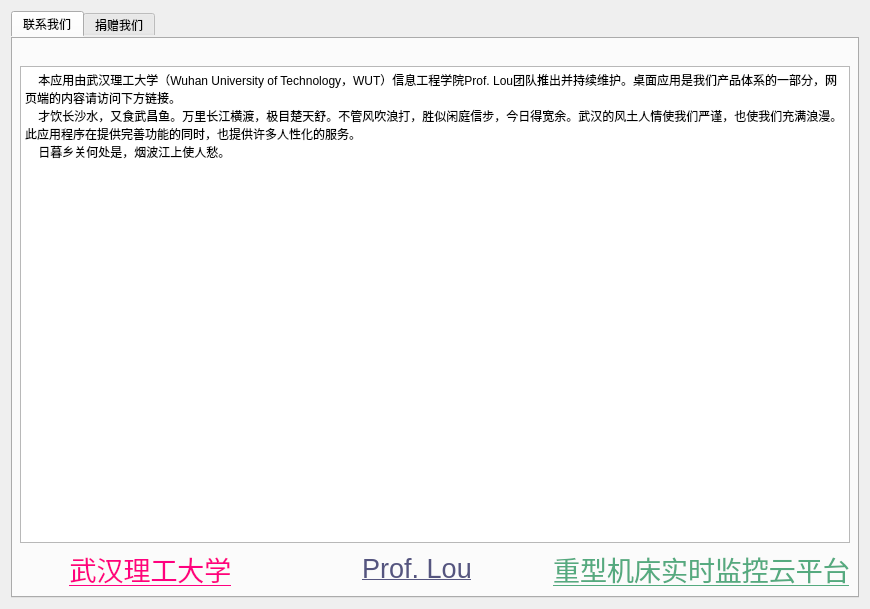
Qt form contactusui.ui (AegonTangeryen/CPSforYou) before a commit.
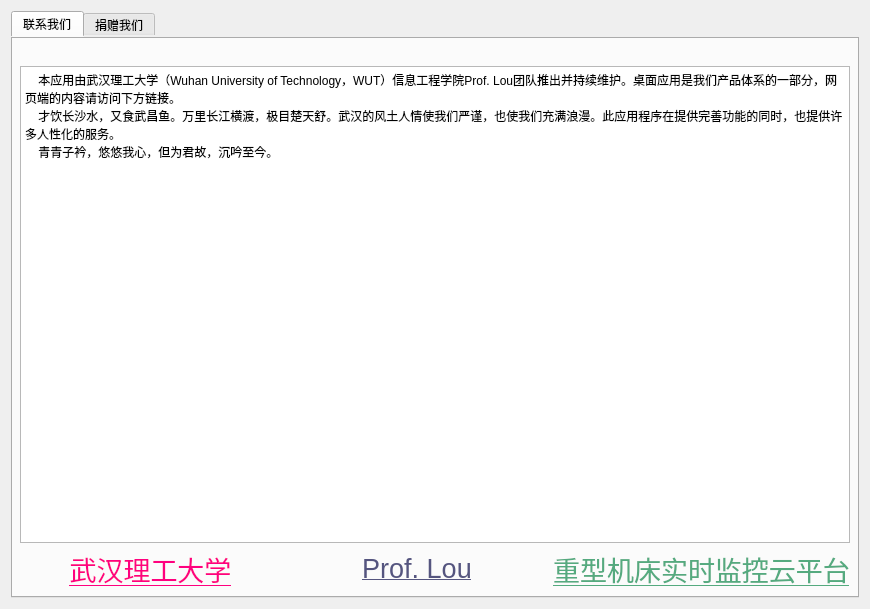
The same form after that commit. Icons and pictures are not drawn.

```diff
--- a/contactusui.ui
+++ b/contactusui.ui
@@ -66,8 +66,8 @@
          </property>
          <property name="plainText">
           <string>    本应用由武汉理工大学（Wuhan University of Technology，WUT）信息工程学院Prof. Lou团队推出并持续维护。桌面应用是我们产品体系的一部分，网页端的内容请访问下方链接。
-    才饮长沙水，又食武昌鱼。万里长江横渡，极目楚天舒。不管风吹浪打，胜似闲庭信步，今日得宽余。武汉的风土人情使我们严谨，也使我们充满浪漫。此应用程序在提供完善功能的同时，也提供许多人性化的服务。
-    日暮乡关何处是，烟波江上使人愁。</string>
+    才饮长沙水，又食武昌鱼。万里长江横渡，极目楚天舒。武汉的风土人情使我们严谨，也使我们充满浪漫。此应用程序在提供完善功能的同时，也提供许多人性化的服务。
+    青青子衿，悠悠我心，但为君故，沉吟至今。</string>
          </property>
         </widget>
        </item>
```
